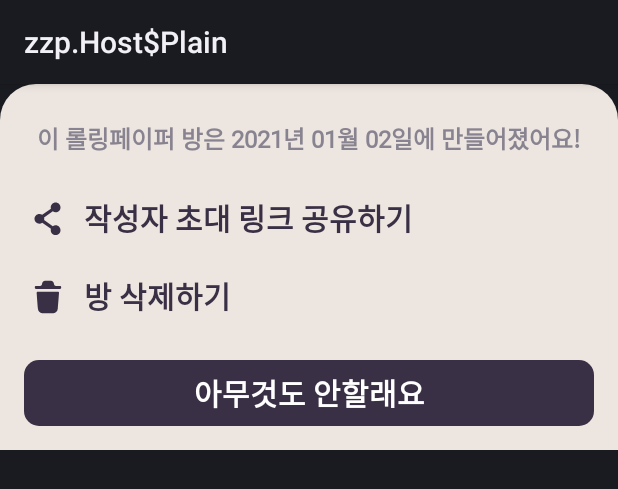
After one commit to mash-up-kr/TDTD_Android, an Android app: the layout detail_admin_bottom_sheet.xml on its own in the app's theme, with its tools: preview values and no code run, on a phone screen of 412 x 824 dp. The commit adds this screen. Shown: the top 489 px of the screen. Run offline under Robolectric (Android 15) with nearby library versions, the phone set to English and light mode, and no system bars.

Commit message:
Implement Detail Admin Bottom Sheet

```diff
--- /dev/null
+++ b/presentation/src/main/res/layout/detail_admin_bottom_sheet.xml
@@ -0,0 +1,66 @@
+<?xml version="1.0" encoding="utf-8"?>
+<androidx.constraintlayout.widget.ConstraintLayout xmlns:android="http://schemas.android.com/apk/res/android"
+    xmlns:app="http://schemas.android.com/apk/res-auto"
+    android:layout_width="match_parent"
+    android:layout_height="wrap_content"
+    xmlns:tools="http://schemas.android.com/tools"
+    android:padding="16dp"
+    android:background="@drawable/bottom_sheet_beige3_radius24">
+
+    <androidx.appcompat.widget.AppCompatTextView
+        android:id="@+id/dateInfoTitleTextView"
+        android:layout_width="wrap_content"
+        android:layout_height="wrap_content"
+        android:layout_marginTop="8dp"
+        android:textAppearance="@style/text.16dp.bold.grayscale3"
+        app:layout_constraintTop_toTopOf="parent"
+        app:layout_constraintStart_toStartOf="parent"
+        app:layout_constraintEnd_toEndOf="parent"
+        tools:text="이 롤링페이퍼 방은 2021년 01월 02일에 만들어졌어요!" />
+
+    <androidx.appcompat.widget.AppCompatTextView
+        android:id="@+id/sharedLinkTextView"
+        android:layout_width="match_parent"
+        android:layout_height="wrap_content"
+        android:layout_marginTop="16dp"
+        android:paddingTop="10dp"
+        android:paddingBottom="10dp"
+        android:drawableStart="@drawable/ic_share_32"
+        android:drawablePadding="8dp"
+        android:text="@string/detail_admin_setting_bottom_sheet_share_link_content"
+        android:foreground="@drawable/ripple_radius_8dp"
+        android:textAppearance="@style/text.20dp.bold.grayscale1"
+        app:layout_constraintTop_toBottomOf="@+id/dateInfoTitleTextView"
+        app:layout_constraintStart_toStartOf="parent"
+        tools:text="작성자 초대 링크 공유하기" />
+
+    <androidx.appcompat.widget.AppCompatTextView
+        android:id="@+id/deleteRoomTextView"
+        android:layout_width="match_parent"
+        android:layout_height="wrap_content"
+        android:paddingTop="10dp"
+        android:paddingBottom="10dp"
+        android:drawablePadding="8dp"
+        android:text="@string/detail_admin_setting_bottom_sheet_delete_room_content"
+        android:foreground="@drawable/ripple_radius_8dp"
+        android:drawableStart="@drawable/ic_trash_32"
+        android:textAppearance="@style/text.20dp.bold.grayscale1"
+        app:layout_constraintTop_toBottomOf="@+id/sharedLinkTextView"
+        app:layout_constraintStart_toStartOf="parent"
+        tools:text="방 삭제하기" />
+
+    <androidx.appcompat.widget.AppCompatButton
+        android:id="@+id/cancelButton"
+        android:layout_width="match_parent"
+        android:layout_height="44dp"
+        android:layout_marginTop="16dp"
+        android:gravity="center"
+        android:textAppearance="@style/text.20dp.bold.white"
+        tools:text="아무것도 안할래요"
+        android:background="@drawable/background_grayscale1_radius10"
+        app:layout_constraintTop_toBottomOf="@+id/deleteRoomTextView"
+        app:layout_constraintStart_toStartOf="parent"
+        app:layout_constraintEnd_toEndOf="parent"
+        app:layout_constraintBottom_toBottomOf="parent" />
+
+</androidx.constraintlayout.widget.ConstraintLayout>
--- a/presentation/src/main/res/values/strings.xml
+++ b/presentation/src/main/res/values/strings.xml
@@ -6,6 +6,11 @@
     <string name="home_rollingpaper_list_content">롤링페이퍼 리스트</string>
     <string name="home_rollingpaper_bookmark">즐겨찾기</string>
     <string name="home_rollingpaper_no_room_content">아직 만들어진 방이 없어요!\n롤링페이퍼 방을 만들고 공유해보아요</string>
+
+    <string name="detail_admin_setting_bottom_sheet_title">이 롤링페이퍼 방은 %s에 만들어졌어요!</string>
+    <string name="detail_admin_setting_bottom_sheet_share_link_content">작성자 초대 링크 공유하기</string>
+    <string name="detail_admin_setting_bottom_sheet_delete_room_content">방 삭제하기</string>
+
 
     <!-- 방 만들기 -->
     <string name="make_room_bottom_sheet_title">롤링페이퍼 방 이름</string>
--- a/presentation/src/main/res/values/style.xml
+++ b/presentation/src/main/res/values/style.xml
@@ -15,19 +15,31 @@
         <item name="fontFamily">@font/font</item>
         <item name="android:textSize">20dp</item>
         <item name="android:textStyle">bold</item>
+        <item name="android:includeFontPadding">false</item>
         <item name="android:textColor">@color/grayscale1</item>
+    </style>
+
+    <style name="text.20dp.bold.white" parent="@android:style/Widget.DeviceDefault.TextView">
+        <item name="fontFamily">@font/font</item>
+        <item name="android:textSize">20dp</item>
+        <item name="android:textStyle">bold</item>
+        <item name="android:includeFontPadding">false</item>
+        <item name="android:textColor">@color/white</item>
     </style>
 
     <style name="text.20dp.bold.grayscale4" parent="@android:style/Widget.DeviceDefault.TextView">
         <item name="fontFamily">@font/font</item>
         <item name="android:textSize">20dp</item>
         <item name="android:textStyle">bold</item>
+        <item name="android:includeFontPadding">false</item>
         <item name="android:textColor">@color/grayscale4</item>
     </style>
 
     <style name="text.20dp.regular.grayscale1" parent="@android:style/Widget.DeviceDefault.TextView">
         <item name="fontFamily">@font/font</item>
         <item name="android:textSize">20dp</item>
+        <item name="android:textStyle">bold</item>
+        <item name="android:includeFontPadding">false</item>
         <item name="android:textColor">@color/grayscale1</item>
     </style>
 
@@ -35,6 +47,7 @@
         <item name="fontFamily">@font/font</item>
         <item name="android:textSize">16dp</item>
         <item name="android:textStyle">bold</item>
+        <item name="android:includeFontPadding">false</item>
         <item name="android:textColor">@color/grayscale2</item>
     </style>
 
@@ -49,6 +62,7 @@
         <item name="fontFamily">@font/font</item>
         <item name="android:textSize">16dp</item>
         <item name="android:textStyle">bold</item>
+        <item name="android:includeFontPadding">false</item>
         <item name="android:textColor">@color/grayscale3</item>
     </style>
 
@@ -56,6 +70,7 @@
         <item name="fontFamily">@font/font</item>
         <item name="android:textSize">14dp</item>
         <item name="android:textStyle">bold</item>
+        <item name="android:includeFontPadding">false</item>
         <item name="android:textColor">@color/grayscale2</item>
     </style>
 
```
